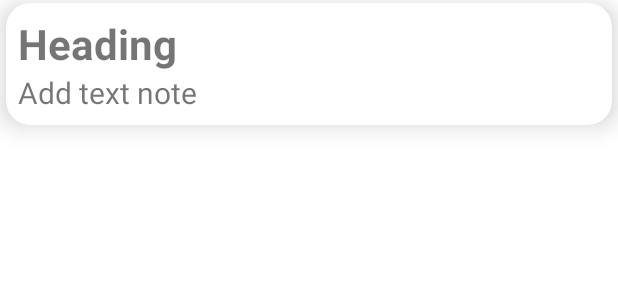
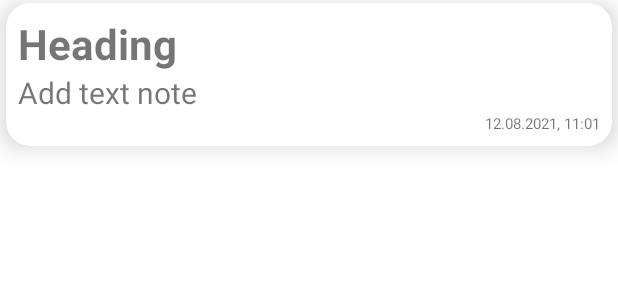
Before and after one commit to Robilko/Education_SimpleNote_-Java_basics_Android-, an Android app: the layout item_note.xml on its own in the app's theme, with its tools: preview values and no code run, on a phone screen of 412 x 824 dp. Shown: the top 300 px of the screen. Run offline under Robolectric (Android 15) with nearby library versions, the light colour scheme and no system bars.

Commit message:
Изменено отображение даты создания на карточказ заметок и в редакторе

```diff
--- a/app/src/main/java/com/robivan/simplenote/MainActivity.java
+++ b/app/src/main/java/com/robivan/simplenote/MainActivity.java
@@ -173,8 +173,9 @@ public class MainActivity extends AppCompatActivity implements NoteListFragment.
                 Toast.makeText(getBaseContext(), R.string.on_back_pressed_exit, Toast.LENGTH_SHORT).show();
             }
             backPressed = System.currentTimeMillis();
-        } else if (fragment instanceof EditNoteFragment) {
-            showNoteList();
+        } else {
+            super.onBackPressed();
+            setToolBarTitle();
         }
     }
 
--- a/app/src/main/java/com/robivan/simplenote/NoteEntity.java
+++ b/app/src/main/java/com/robivan/simplenote/NoteEntity.java
@@ -18,7 +18,7 @@ public class NoteEntity implements Parcelable {
         this.title = title;
         this.noteText = noteText;
         this.date = date;
-        SimpleDateFormat dateFormat = new SimpleDateFormat("d-MM-y", Locale.getDefault());
+        SimpleDateFormat dateFormat = new SimpleDateFormat("d.MM.y, HH:mm", Locale.getDefault());
         createDate = dateFormat.format(date);
     }
 
--- a/app/src/main/java/com/robivan/simplenote/NoteListFragment.java
+++ b/app/src/main/java/com/robivan/simplenote/NoteListFragment.java
@@ -11,13 +11,10 @@ import androidx.annotation.NonNull;
 import androidx.annotation.Nullable;
 import androidx.appcompat.app.AlertDialog;
 import androidx.fragment.app.Fragment;
-import androidx.recyclerview.widget.LinearLayoutManager;
 import androidx.recyclerview.widget.RecyclerView;
 import androidx.recyclerview.widget.StaggeredGridLayoutManager;
 
 import com.google.android.material.button.MaterialButton;
-
-import java.util.Objects;
 
 public class NoteListFragment extends Fragment {
 
@@ -30,7 +27,6 @@ public class NoteListFragment extends Fragment {
     public View onCreateView(LayoutInflater inflater, ViewGroup container, Bundle savedInstanceState) {
         return inflater.inflate(R.layout.fragment_note_list, container, false);
     }
-
 
     @Override
     public void onViewCreated(@NonNull View view, @Nullable Bundle savedInstanceState) {
--- a/app/src/main/java/com/robivan/simplenote/NoteSource.java
+++ b/app/src/main/java/com/robivan/simplenote/NoteSource.java
@@ -7,7 +7,7 @@ public interface NoteSource {
 
     int size();
 
-    void deleteNoteData(int position); //TODO реализовать удаление
+    void deleteNoteData(int position);
 
     void updateNoteData(NoteEntity noteData, int position);
 
--- a/app/src/main/java/com/robivan/simplenote/NoteSourceFirebaseImpl.java
+++ b/app/src/main/java/com/robivan/simplenote/NoteSourceFirebaseImpl.java
@@ -7,6 +7,7 @@ import com.google.firebase.firestore.FirebaseFirestore;
 import com.google.firebase.firestore.Query;
 import com.google.firebase.firestore.QueryDocumentSnapshot;
 
+import java.io.Serializable;
 import java.util.ArrayList;
 import java.util.List;
 import java.util.Map;
--- a/app/src/main/java/com/robivan/simplenote/NotesAdapter.java
+++ b/app/src/main/java/com/robivan/simplenote/NotesAdapter.java
@@ -53,7 +53,7 @@ public class NotesAdapter extends RecyclerView.Adapter<NotesAdapter.NoteViewHold
     }
 
     public class NoteViewHolder extends RecyclerView.ViewHolder {
-        private final TextView titleTextView, bodyTextView;
+        private final TextView titleTextView, bodyTextView, dateTextView;
         private NoteEntity note;
 
         public NoteViewHolder(@NonNull View itemView) {
@@ -61,6 +61,7 @@ public class NotesAdapter extends RecyclerView.Adapter<NotesAdapter.NoteViewHold
             CardView cardView = (CardView) itemView;
             titleTextView = itemView.findViewById(R.id.subject_title_view);
             bodyTextView = itemView.findViewById(R.id.subject_text_view);
+            dateTextView = itemView.findViewById(R.id.subject_date_view);
 
             cardView.setOnClickListener(v -> {
                 PopupMenu popupMenu = new PopupMenu(v.getContext(), v);
@@ -89,6 +90,7 @@ public class NotesAdapter extends RecyclerView.Adapter<NotesAdapter.NoteViewHold
             note = noteSourceImpl.getNoteData(position);
             titleTextView.setText(note.getTitle());
             bodyTextView.setText(note.getNoteText());
+            dateTextView.setText(note.getCreateDate());
 
         }
     }
--- a/app/src/main/res/layout/item_note.xml
+++ b/app/src/main/res/layout/item_note.xml
@@ -32,6 +32,14 @@
             android:maxLines="4"
             android:textSize="@dimen/body_text_size"
             tools:text="@string/note_text_body" />
+
+        <TextView
+            android:id="@+id/subject_date_view"
+            android:layout_width="wrap_content"
+            android:layout_height="wrap_content"
+            android:layout_gravity="end"
+            android:textSize="@dimen/date_text_size"
+            tools:text="@string/some_date" />
     </LinearLayout>
 
 </androidx.cardview.widget.CardView>
--- a/app/src/main/res/values/dimens.xml
+++ b/app/src/main/res/values/dimens.xml
@@ -10,4 +10,5 @@
     <dimen name="note_card_radius">16dp</dimen>
     <dimen name="note_card_elevation">10dp</dimen>
     <dimen name="half_default_margin">2dp</dimen>
+    <dimen name="date_text_size">10sp</dimen>
 </resources>
--- a/app/src/main/res/values/strings.xml
+++ b/app/src/main/res/values/strings.xml
@@ -3,7 +3,7 @@
     <string name="create_new_note">New note</string>
     <string name="note_item_head">Heading</string>
     <string name="note_text_body">Add text note</string>
-    <string name="note_item_date">Date of create: \u0020</string>
+    <string name="note_item_date">Last modified: \u0020</string>
     <string name="save_btn_name">Save</string>
     <string name="create_note_title">New note</string>
     <string name="edit_note_title">Edit note</string>
@@ -32,6 +32,7 @@
     <string name="positive_button">Yes</string>
     <string name="negative_button">No</string>
     <string name="on_back_pressed_exit">Press once again to exit!</string>
+    <string name="some_date" translatable="false">12.08.2021, 11:01</string>
 
 
 </resources>
```
Also changed, not shown: 1 other file.
